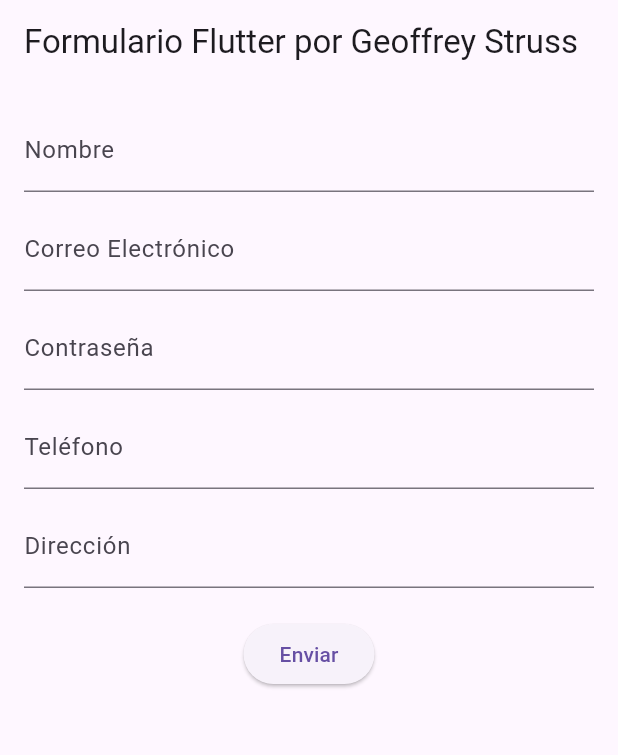
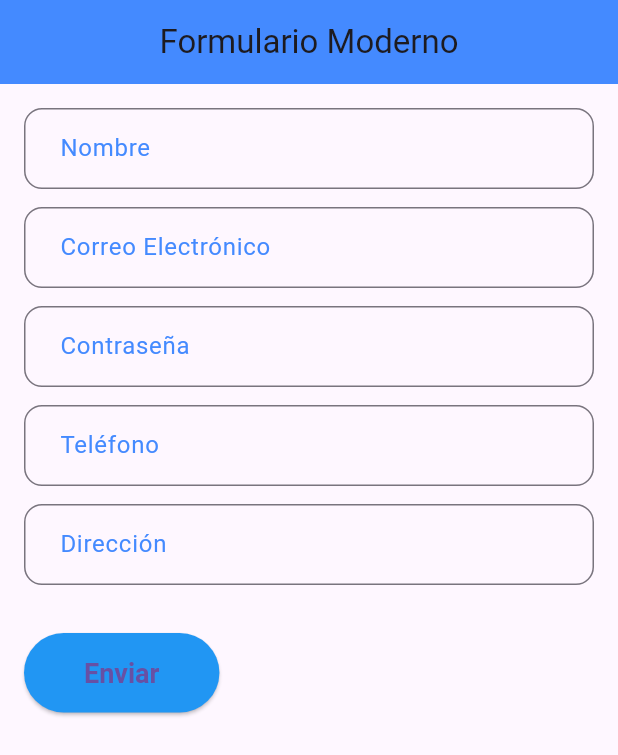
Before and after one commit to Gstruss/FormularioFlutter, a Flutter app: the screen it shows after launch, on a phone screen of 412 x 824 dp. Shown: the top 755 px of the screen. Run offline on Flutter 3.47's test engine with Material 3 defaults, Android fonts, the phone set to English and light mode, and no system bars.

Commit message:
ajustes diseño

```diff
--- a/formulario_flutter/lib/main.dart
+++ b/formulario_flutter/lib/main.dart
@@ -10,7 +10,30 @@ class MyApp extends StatelessWidget {
     return MaterialApp(
       debugShowCheckedModeBanner: false,
       title: 'Formulario en Flutter',
-      theme: ThemeData(primarySwatch: Colors.blue),
+      theme: ThemeData(
+        primarySwatch: Colors.blue,
+        inputDecorationTheme: InputDecorationTheme(
+          border: OutlineInputBorder(
+            borderRadius: BorderRadius.circular(12),
+            borderSide: BorderSide(color: Colors.blueAccent),
+          ),
+          focusedBorder: OutlineInputBorder(
+            borderRadius: BorderRadius.circular(12),
+            borderSide: BorderSide(color: Colors.blue, width: 2),
+          ),
+          labelStyle: TextStyle(color: Colors.blueAccent),
+        ),
+        elevatedButtonTheme: ElevatedButtonThemeData(
+          style: ElevatedButton.styleFrom(
+            backgroundColor: Colors.blue, // Color de fondo del botón
+            shape: RoundedRectangleBorder(
+              borderRadius: BorderRadius.circular(30), // Bordes redondeados
+            ),
+            padding: EdgeInsets.symmetric(vertical: 16, horizontal: 40),
+            textStyle: TextStyle(fontSize: 18, fontWeight: FontWeight.bold),
+          ),
+        ),
+      ),
       home: FormularioScreen(),
     );
   }
@@ -32,16 +55,22 @@ class _FormularioScreenState extends State<FormularioScreen> {
   @override
   Widget build(BuildContext context) {
     return Scaffold(
-      appBar: AppBar(title: Text('Formulario Flutter por Geoffrey Struss')),
+      appBar: AppBar(
+        title: Text('Formulario Moderno'),
+        backgroundColor: Colors.blueAccent,
+        centerTitle: true,
+      ),
       body: Padding(
-        padding: EdgeInsets.all(16.0),
+        padding: const EdgeInsets.all(16.0),
+        child: SingleChildScrollView( // Para evitar el overflow en pantallas pequeñas
           child: Form(
             key: _formKey,
             child: Column(
+              crossAxisAlignment: CrossAxisAlignment.start,
               children: [
-              TextFormField(
+                _buildTextField(
                   controller: _nombreController,
-                decoration: InputDecoration(labelText: 'Nombre'),
+                  label: 'Nombre',
                   validator: (value) {
                     if (value == null || value.isEmpty) {
                       return 'Ingrese su nombre';
@@ -49,10 +78,9 @@ class _FormularioScreenState extends State<FormularioScreen> {
                     return null;
                   },
                 ),
-              SizedBox(height: 10),
-              TextFormField(
+                _buildTextField(
                   controller: _emailController,
-                decoration: InputDecoration(labelText: 'Correo Electrónico'),
+                  label: 'Correo Electrónico',
                   keyboardType: TextInputType.emailAddress,
                   validator: (value) {
                     if (value == null || value.isEmpty) {
@@ -63,10 +91,9 @@ class _FormularioScreenState extends State<FormularioScreen> {
                     return null;
                   },
                 ),
-              SizedBox(height: 10),
-              TextFormField(
+                _buildTextField(
                   controller: _passwordController,
-                decoration: InputDecoration(labelText: 'Contraseña'),
+                  label: 'Contraseña',
                   obscureText: true,
                   validator: (value) {
                     if (value == null || value.length < 6) {
@@ -75,10 +102,9 @@ class _FormularioScreenState extends State<FormularioScreen> {
                     return null;
                   },
                 ),
-              SizedBox(height: 10),
-              TextFormField(
+                _buildTextField(
                   controller: _telefonoController,
-                decoration: InputDecoration(labelText: 'Teléfono'),
+                  label: 'Teléfono',
                   keyboardType: TextInputType.phone,
                   validator: (value) {
                     if (value == null || value.isEmpty) {
@@ -89,10 +115,9 @@ class _FormularioScreenState extends State<FormularioScreen> {
                     return null;
                   },
                 ),
-              SizedBox(height: 10),
-              TextFormField(
+                _buildTextField(
                   controller: _direccionController,
-                decoration: InputDecoration(labelText: 'Dirección'),
+                  label: 'Dirección',
                   validator: (value) {
                     if (value == null || value.isEmpty) {
                       return 'Ingrese su dirección';
@@ -115,6 +140,31 @@ class _FormularioScreenState extends State<FormularioScreen> {
             ),
           ),
         ),
+      ),
+    );
+  }
+
+  // Método para construir el campo de texto con estilo moderno
+  Widget _buildTextField({
+    required TextEditingController controller,
+    required String label,
+    bool obscureText = false,
+    TextInputType keyboardType = TextInputType.text,
+    required String? Function(String?) validator,
+  }) {
+    return Padding(
+      padding: const EdgeInsets.only(bottom: 12.0),
+      child: TextFormField(
+        controller: controller,
+        decoration: InputDecoration(
+          labelText: label,
+          floatingLabelBehavior: FloatingLabelBehavior.auto,
+          contentPadding: EdgeInsets.symmetric(vertical: 15, horizontal: 20),
+        ),
+        obscureText: obscureText,
+        keyboardType: keyboardType,
+        validator: validator,
+      ),
     );
   }
 }
```
Lines whose indentation alone changed are shown as unchanged.
